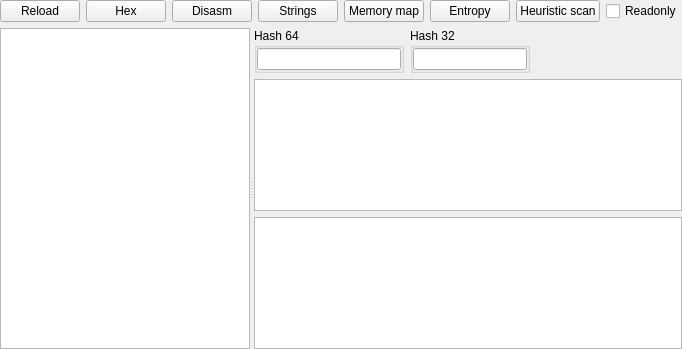
Old version of the form PE/pewidget.ui in the repository horsicq/FormatWidgets.
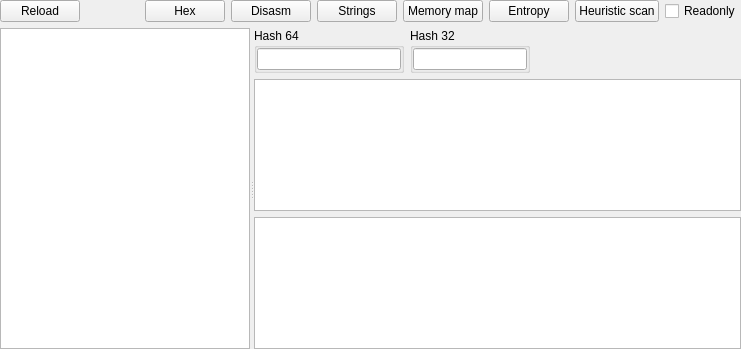
New version of the form. The open tabs and pages were chosen to show the change. Custom widgets are drawn as their Qt base class.

What changed in the file:
```diff
--- a/PE/pewidget.ui
+++ b/PE/pewidget.ui
@@ -9,7 +9,7 @@
    <rect>
     <x>0</x>
     <y>0</y>
-    <width>658</width>
+    <width>741</width>
     <height>349</height>
    </rect>
   </property>
@@ -754,7 +754,7 @@
            <enum>QAbstractItemView::SelectRows</enum>
           </property>
           <attribute name="horizontalHeaderDefaultSectionSize">
-           <number>35</number>
+           <number>57</number>
           </attribute>
           <attribute name="verticalHeaderVisible">
            <bool>false</bool>
@@ -782,7 +782,7 @@
            <enum>QAbstractItemView::SelectRows</enum>
           </property>
           <attribute name="horizontalHeaderDefaultSectionSize">
-           <number>35</number>
+           <number>57</number>
           </attribute>
           <attribute name="verticalHeaderVisible">
            <bool>false</bool>
```
Left out of the diff: 20 changed lines with no effect on the pictures.
